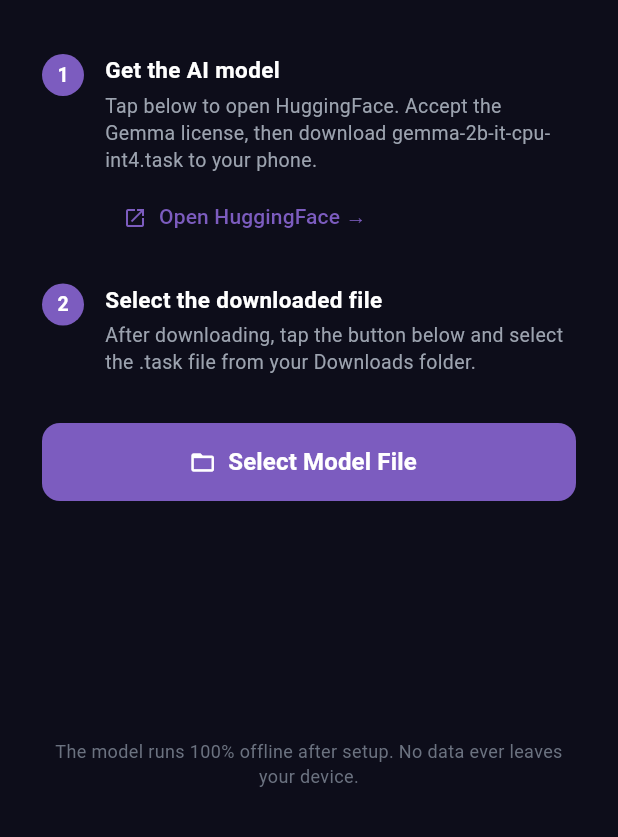
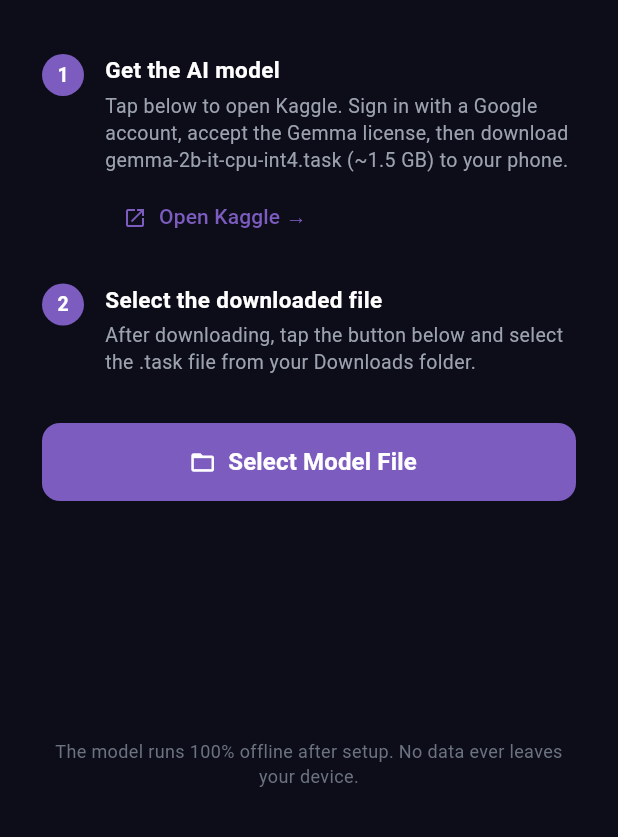
Before and after one commit to ameensyed397-ui/minmin, a Flutter app: the screen it shows after launch, on a phone screen of 412 x 824 dp, the part 399-1236 px from its top. Run offline on Flutter 3.47's test engine with Material 3 defaults, Android fonts, the phone set to English and light mode, and no system bars; our stand-ins replace file_picker, flutter_highlight, shared_preferences; missing offline and left inert: flutter_gemma.

Commit message:
fix: correct model download URL to Kaggle (HuggingFace link was 404)
The Gemma .task format files (MediaPipe) are hosted on Kaggle, not HuggingFace.
Updated setup_screen.dart to open the correct Kaggle model page and updated
the UI label from "HuggingFace" to "Kaggle".

URL: https://www.kaggle.com/models/google/gemma/frameworks/tfLite/variations/2b-it-cpu-int4

Co-Authored-By: Claude Sonnet 4.6 <noreply@anthropic.com>

```diff
--- a/mobile_app/lib/setup_screen.dart
+++ b/mobile_app/lib/setup_screen.dart
@@ -34,8 +34,9 @@ class SetupScreen extends StatelessWidget {
   }
 
   Future<void> _openHuggingFace() async {
+    // Gemma .task files (MediaPipe format) are hosted on Kaggle
     final uri = Uri.parse(
-      'https://huggingface.co/google/gemma-2b-it-cpu-int4',
+      'https://www.kaggle.com/models/google/gemma/frameworks/tfLite/variations/2b-it-cpu-int4',
     );
     if (await canLaunchUrl(uri)) {
       await launchUrl(uri, mode: LaunchMode.externalApplication);
@@ -113,12 +114,13 @@ class SetupScreen extends StatelessWidget {
                 number: '1',
                 title: 'Get the AI model',
                 description:
-                    'Tap below to open HuggingFace. Accept the Gemma license, '
-                    'then download gemma-2b-it-cpu-int4.task to your phone.',
+                    'Tap below to open Kaggle. Sign in with a Google account, '
+                    'accept the Gemma license, then download '
+                    'gemma-2b-it-cpu-int4.task (~1.5 GB) to your phone.',
                 action: TextButton.icon(
                   onPressed: _openHuggingFace,
                   icon: const Icon(Icons.open_in_new, size: 16),
-                  label: const Text('Open HuggingFace →'),
+                  label: const Text('Open Kaggle →'),
                 ),
               ),
               const SizedBox(height: 20),
```
